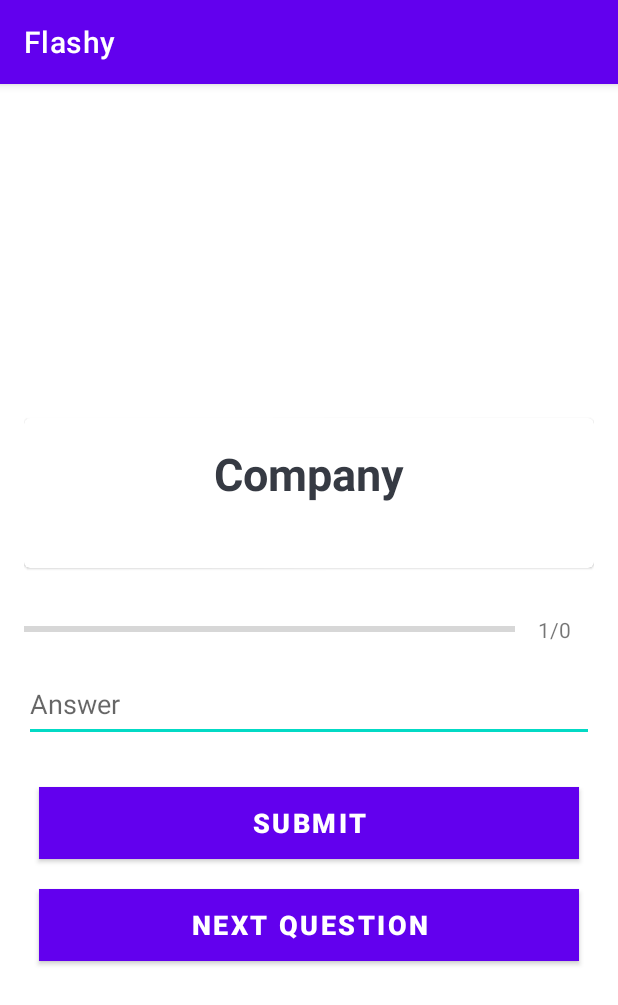
After one commit to Codepath-Android-Group20/Flashy, an Android app: the QuizActivity screen opened directly, with no data from a screen before it, on a phone screen of 412 x 824 dp. The commit adds this screen. Shown: the top 1005 px of the screen. Run offline under Robolectric (Android 15) with nearby library versions, the phone set to English and light mode, and no system bars; libraries missing offline, so code that uses them is left out: com.parse; 4 statements that could not run were skipped.

Commit message:
create-quiz

```diff
--- a/app/src/main/AndroidManifest.xml
+++ b/app/src/main/AndroidManifest.xml
@@ -9,6 +9,9 @@
         android:roundIcon="@mipmap/ic_launcher_round"
         android:supportsRtl="true"
         android:theme="@style/Theme.Flashy">
+        <activity
+            android:name=".QuizActivity"
+            android:exported="false" />
         <activity
             android:name=".CollectionActivity"
             android:exported="false" />
--- a/app/src/main/java/com/codepath/flashy/CollectionActivity.kt
+++ b/app/src/main/java/com/codepath/flashy/CollectionActivity.kt
@@ -40,7 +40,12 @@ class CollectionActivity : AppCompatActivity() {
             val intent = Intent(this,ViewCollectionActivity::class.java);
             intent.putParcelableArrayListExtra("Collection", displayedFlashcards)
             startActivity(intent)
+        }
 
+        findViewById<Button>(R.id.btn_quiz).setOnClickListener {
+            val intent = Intent(this, QuizActivity::class.java)
+            intent.putParcelableArrayListExtra("Collection", displayedFlashcards)
+            startActivity(intent)
         }
     }
 
--- /dev/null
+++ b/app/src/main/java/com/codepath/flashy/QuizActivity.kt
@@ -0,0 +1,103 @@
+package com.codepath.flashy
+
+import androidx.appcompat.app.AppCompatActivity
+import android.os.Bundle
+
+import android.util.Log
+import android.widget.*
+import androidx.appcompat.widget.AppCompatEditText
+import com.codepath.flashy.models.Collection
+import com.codepath.flashy.models.Flashcard
+import com.codepath.flashy.models.Question
+import com.parse.*
+
+
+class QuizActivity : AppCompatActivity() {
+    private var progressBar: ProgressBar? = null
+    private var tv_term: TextView? = null
+    private var tvProgress: TextView? = null
+    private lateinit var btn_submit: Button
+    private lateinit var btn_nextQuestion: Button
+    private var mCurrentPosition: Int = 1 // THE DEFAULT CURRENT POSITION
+
+    var mQuestionsList: ArrayList<Question> = arrayListOf<Question>()
+
+    override fun onCreate(savedInstanceState: Bundle?) {
+        super.onCreate(savedInstanceState)
+        setContentView(R.layout.activity_quiz)
+
+        progressBar = findViewById(R.id.progressBar)
+        tv_term = findViewById(R.id.tv_term)
+        tvProgress = findViewById(R.id.tv_progress)
+        btn_submit = findViewById(R.id.btn_submit)
+        btn_nextQuestion = findViewById(R.id.btn_nextQuestion)
+
+//        ParseObject.registerSubclass(Question::class.java)
+//        queryQuestion()
+        val flashCards = intent.getParcelableArrayListExtra<Flashcard>("Collection")
+
+        if (flashCards != null) {
+
+            for (flashcard in flashCards) {
+                var index = 1
+                var term = flashcard.getFront()
+                var description = flashcard.getBack()
+
+                if (term != null && description != null) {
+                    val question = Question(index, term, description)
+                    mQuestionsList.add(question)
+                }
+                index++
+            }
+        }
+
+        setQuestion()
+        // Adding a click event for submit button. And Change the questions and check the select answers
+        btn_submit.setOnClickListener {
+            val question = mQuestionsList?.get(mCurrentPosition - 1)
+            val typedAnswer = findViewById<EditText>(R.id.et_answer).text.toString()
+
+            // check if the answer is wrong
+            if (question.correctAnswer != typedAnswer) {
+                Toast.makeText(this, "The answer is wrong", Toast.LENGTH_LONG).show()
+            } else {
+                Toast.makeText(this, "The answer is right", Toast.LENGTH_LONG).show()
+            }
+
+            if (mCurrentPosition == mQuestionsList!!.size) {
+                btn_submit?.text = "FINISH"
+            }
+        }
+
+        // move to next question
+        btn_nextQuestion.setOnClickListener {
+            mCurrentPosition++
+            if (mCurrentPosition <= mQuestionsList!!.size) {
+                setQuestion()
+            }
+        }
+
+    }
+
+    private fun setQuestion() {
+        val question: Question = mQuestionsList!![mCurrentPosition - 1]
+
+        // check if the position of the question is last then change the text of the button
+        if (mCurrentPosition == mQuestionsList!!.size) {
+            btn_submit?.text = "FINISH"
+            btn_submit?.text = "SUBMIT"
+        }
+
+        // update progressBar
+        progressBar?.max = mQuestionsList!!.size
+        progressBar?.progress = mCurrentPosition
+        tvProgress?.text = "$mCurrentPosition" + "/" + progressBar?.max
+
+        // set the curremt question and the options in the UI
+        tv_term?.text = question.term
+    }
+
+    companion object {
+        private const val TAG = "QuizActivity"
+    }
+}
--- /dev/null
+++ b/app/src/main/java/com/codepath/flashy/models/Question.kt
@@ -0,0 +1,7 @@
+package com.codepath.flashy.models
+
+data class Question(
+    val id: Int,
+    val term: String,
+    val correctAnswer: String,
+)
--- /dev/null
+++ b/app/src/main/res/layout/activity_quiz.xml
@@ -0,0 +1,177 @@
+<?xml version="1.0" encoding="utf-8"?>
+<LinearLayout xmlns:android="http://schemas.android.com/apk/res/android"
+    xmlns:app="http://schemas.android.com/apk/res-auto"
+    xmlns:tools="http://schemas.android.com/tools"
+    android:layout_width="match_parent"
+    android:layout_height="match_parent"
+    android:gravity="center"
+    android:padding="16dp"
+    tools:context=".QuizActivity"
+    android:orientation="vertical">
+
+    <TextView
+        android:id="@+id/tv_question"
+        android:layout_width="match_parent"
+        android:layout_height="wrap_content"
+        android:layout_margin="10dp"
+        android:gravity="center"
+        android:textColor="#363A43"
+        android:textSize="22sp"
+        tools:text="What does this term refer to?" />
+
+    <com.google.android.material.card.MaterialCardView
+        android:layout_width="match_parent"
+        android:layout_height="100dp"
+
+        >
+
+        <TextView
+            android:id="@+id/tv_term"
+            android:layout_width="match_parent"
+            android:layout_height="74dp"
+            android:gravity="center"
+            android:text="Company"
+            android:textColor="#363A43"
+            android:textSize="30sp"
+            android:textStyle="bold" />
+
+
+    </com.google.android.material.card.MaterialCardView>
+
+    <LinearLayout
+        android:id="@+id/ll_progress_details"
+        android:layout_width="match_parent"
+        android:layout_height="wrap_content"
+        android:layout_marginTop="16dp"
+        android:gravity="center_vertical"
+        android:orientation="horizontal">
+
+        <ProgressBar
+            android:id="@+id/progressBar"
+            style="?android:attr/progressBarStyleHorizontal"
+            android:layout_width="0dp"
+            android:layout_height="wrap_content"
+            android:layout_weight="1"
+            android:indeterminate="false"
+            android:max="10"
+            android:minHeight="50dp"
+            android:progress="0" />
+
+        <TextView
+            android:id="@+id/tv_progress"
+            android:layout_width="wrap_content"
+            android:layout_height="wrap_content"
+            android:gravity="center"
+            android:padding="15dp"
+            android:textColorHint="#7A8089"
+            android:textSize="14sp"
+            tools:text="0/10" />
+    </LinearLayout>
+
+    <!--    <TextView-->
+    <!--        android:id="@+id/tv_option_one"-->
+    <!--        android:layout_width="match_parent"-->
+    <!--        android:layout_height="wrap_content"-->
+    <!--        android:layout_margin="10dp"-->
+    <!--        android:background="@drawable/default_border"-->
+    <!--        android:gravity="center"-->
+    <!--        android:padding="15dp"-->
+    <!--        android:textColor="#7A8089"-->
+    <!--        android:textSize="18sp"-->
+    <!--        tools:text="Apple" />-->
+
+    <!--    <TextView-->
+    <!--        android:id="@+id/tv_option_two"-->
+    <!--        android:layout_width="match_parent"-->
+    <!--        android:layout_height="wrap_content"-->
+    <!--        android:layout_marginStart="10dp"-->
+    <!--        android:layout_marginTop="10dp"-->
+    <!--        android:layout_marginEnd="10dp"-->
+    <!--        android:layout_marginBottom="10dp"-->
+    <!--        android:background="@drawable/default_border"-->
+    <!--        android:gravity="center"-->
+    <!--        android:padding="15dp"-->
+    <!--        android:textColor="#7A8089"-->
+    <!--        android:textSize="18sp"-->
+    <!--        tools:text="Google" />-->
+
+    <!--    <TextView-->
+    <!--        android:id="@+id/tv_option_three"-->
+    <!--        android:layout_width="match_parent"-->
+    <!--        android:layout_height="wrap_content"-->
+    <!--        android:layout_marginStart="10dp"-->
+    <!--        android:layout_marginTop="10dp"-->
+    <!--        android:layout_marginEnd="10dp"-->
+    <!--        android:layout_marginBottom="10dp"-->
+    <!--        android:background="@drawable/default_border"-->
+    <!--        android:gravity="center"-->
+    <!--        android:padding="15dp"-->
+    <!--        android:textColor="#7A8089"-->
+    <!--        android:textSize="18sp"-->
+    <!--        tools:text="Android Inc." />-->
+
+    <!--    <TextView-->
+    <!--        android:id="@+id/tv_option_four"-->
+    <!--        android:layout_width="match_parent"-->
+    <!--        android:layout_height="wrap_content"-->
+    <!--        android:layout_marginStart="10dp"-->
+    <!--        android:layout_marginTop="10dp"-->
+    <!--        android:layout_marginEnd="10dp"-->
+    <!--        android:layout_marginBottom="10dp"-->
+    <!--        android:background="@drawable/default_border"-->
+    <!--        android:gravity="center"-->
+    <!--        android:padding="15dp"-->
+    <!--        android:textColor="#7A8089"-->
+    <!--        android:textSize="18sp"-->
+    <!--        tools:text="Nokia" />-->
+
+    <!--    <Button-->
+    <!--        android:id="@+id/btn_submit"-->
+    <!--        android:layout_width="match_parent"-->
+    <!--        android:layout_height="wrap_content"-->
+    <!--        android:layout_margin="10dp"-->
+    <!--        android:background="@color/colorPrimary"-->
+    <!--        android:text="SUBMIT"-->
+    <!--        android:textColor="@android:color/white"-->
+    <!--        android:textSize="18sp"-->
+    <!--        android:textStyle="bold" />-->
+
+
+
+    <EditText
+        android:id="@+id/et_answer"
+        android:layout_width="match_parent"
+        android:layout_height="wrap_content"
+        android:layout_marginBottom="20dp"
+        android:width="150dp"
+        android:height="50dp"
+        android:hint="Answer"
+        />
+
+
+    <Button
+        android:id="@+id/btn_submit"
+        android:layout_width="match_parent"
+        android:layout_height="wrap_content"
+        android:layout_margin="10dp"
+        android:background="@color/colorPrimary"
+        android:text="SUBMIT"
+        android:textColor="@android:color/white"
+        android:textSize="18sp"
+        android:textStyle="bold" />
+
+    <Button
+        android:id="@+id/btn_nextQuestion"
+        android:layout_width="match_parent"
+        android:layout_height="wrap_content"
+        android:layout_margin="10dp"
+        android:background="@color/colorPrimary"
+        android:text="NEXT QUESTION"
+        android:textColor="@android:color/white"
+        android:textSize="18sp"
+        android:textStyle="bold" />
+
+
+
+
+</LinearLayout>
--- a/app/src/main/res/values/colors.xml
+++ b/app/src/main/res/values/colors.xml
@@ -7,4 +7,7 @@
     <color name="teal_700">#FF018786</color>
     <color name="black">#FF000000</color>
     <color name="white">#FFFFFFFF</color>
+    <color name="colorPrimary">#FF9013FE</color>
+    <color name="colorPrimaryDark">#FF6A1B9A</color>
+    <color name="colorAccent">#FF9013FE</color>
 </resources>
```
